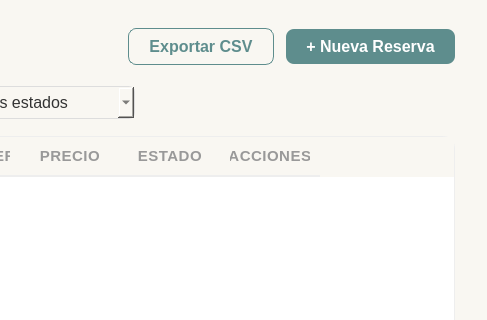
Old version of the form src/vista/ui/vistaCompra.ui in the repository laraanton/InSo; both pictures show x 413 to 900 and y 0 to 320 of the 900 by 600 pixel window.
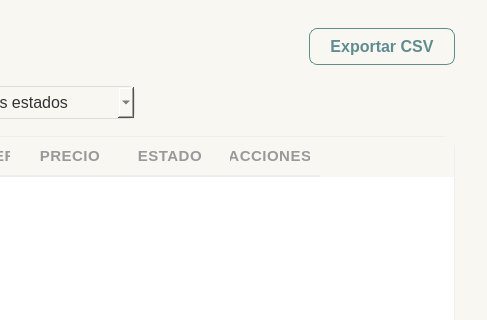
New version of the form.

Commit message:
Refactor UI by removing button and updating styles
Removed 'Nueva Reserva' button and adjusted font sizes.

Diff of the .ui file:
```diff
--- a/src/vista/ui/vistaCompra.ui
+++ b/src/vista/ui/vistaCompra.ui
@@ -77,18 +77,6 @@
     color: #999999;
     letter-spacing: 0.5px;
 }
-QPushButton#btnNuevaReserva {
-    background-color: #5e8d8d;
-    border: none;
-    border-radius: 8px;
-    padding: 8px 20px;
-    font-size: 11px;
-    font-weight: bold;
-    color: white;
-}
-QPushButton#btnNuevaReserva:hover {
-    background-color: #4a7474;
-}
 QPushButton#btnExportar {
     background-color: transparent;
     border: 1px solid #5e8d8d;
@@ -115,16 +103,15 @@
     border-radius: 3px;
     min-height: 20px;
 }
-QLabel#lblSeccionTitulo { font-size: 20px; }  /* se queda igual */
-QLabel#lblSeccionSub { font-size: 16px; }      /* era 11px */
-QLabel { font-size: 16px; }                    /* era 11px */
-QLineEdit { font-size: 16px; }                 /* era 11px */
-QComboBox { font-size: 16px; }                 /* era 11px */
-QTableWidget { font-size: 16px; }              /* era 11px */
-QHeaderView::section { font-size: 15px; }      /* era 10px */
-QPushButton#btnNuevaReserva { font-size: 16px; } /* era 11px */
-QPushButton#btnExportar { font-size: 16px; }   /* era 11px */
-QLabel#lblEstado { font-size: 16px; }          /* era 11px */
+QLabel#lblSeccionTitulo { font-size: 20px; }
+QLabel#lblSeccionSub { font-size: 16px; }
+QLabel { font-size: 16px; }
+QLineEdit { font-size: 16px; }
+QComboBox { font-size: 16px; }
+QTableWidget { font-size: 16px; }
+QHeaderView::section { font-size: 15px; }
+QPushButton#btnExportar { font-size: 16px; }
+QLabel#lblEstado { font-size: 16px; }
 QScrollBar::add-line:vertical, QScrollBar::sub-line:vertical { height: 0px; }
    </string>
   </property>
@@ -167,12 +154,6 @@
        <property name="cursor"><cursorShape>PointingHandCursor</cursorShape></property>
       </widget>
      </item>
-     <item>
-      <widget class="QPushButton" name="btnNuevaReserva">
-       <property name="text"><string>+ Nueva Reserva</string></property>
-       <property name="cursor"><cursorShape>PointingHandCursor</cursorShape></property>
-      </widget>
-     </item>
     </layout>
    </item>
 
```
